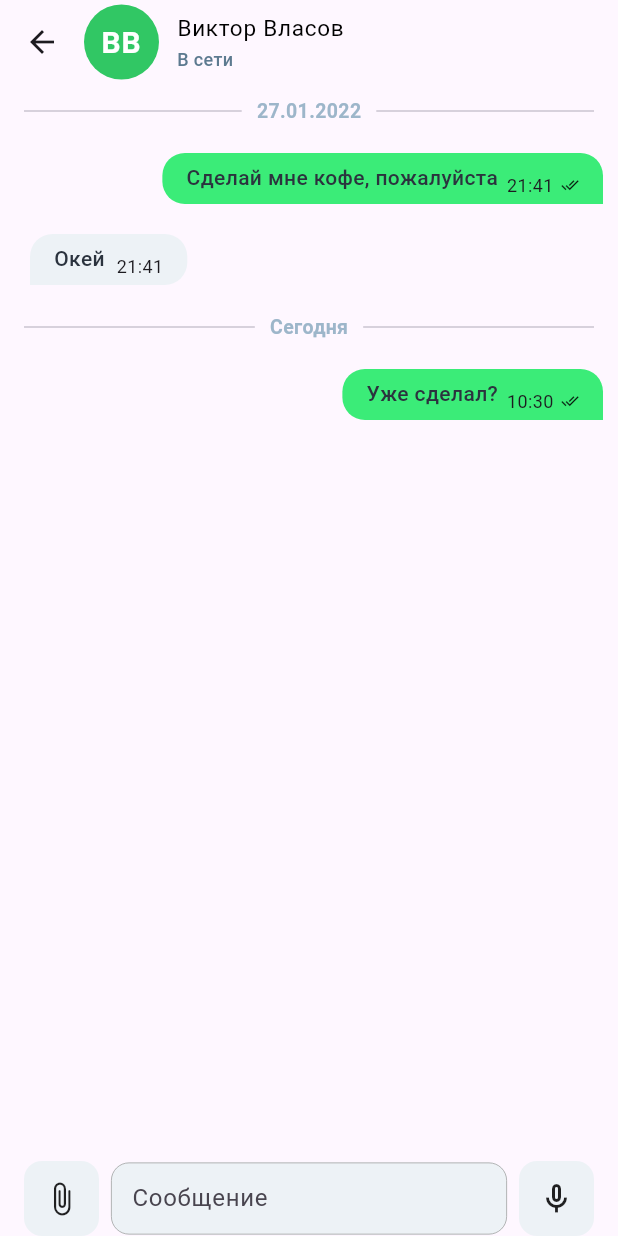
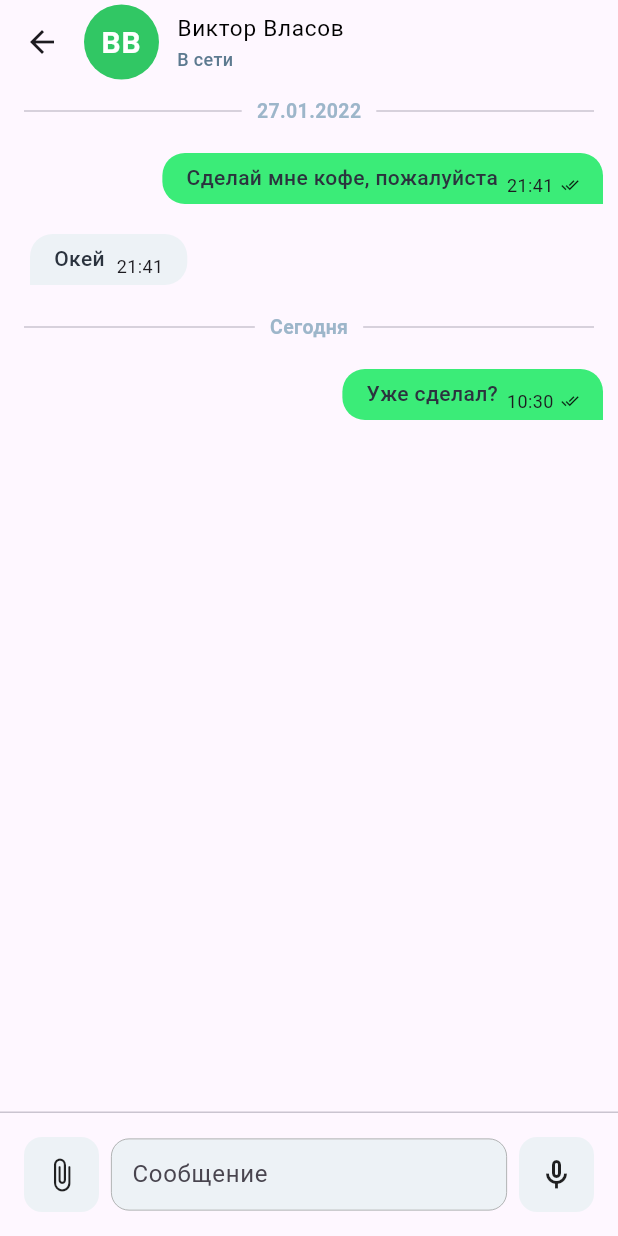
Before and after one commit to savagenur/messenger_ui, a Flutter app: the screen it shows after launch, after a tap on an icon or button, on a phone screen of 412 x 824 dp. Run offline on Flutter 3.47's test engine with Material 3 defaults, Android fonts, the phone set to English and light mode, and no system bars; drawn by our look-alikes of grouped_list; our stand-ins replace bloc, equatable, flutter_bloc.

Commit message:
divider and padding applied to bottom field

```diff
--- a/lib/features/chat/presentation/pages/chat_page.dart
+++ b/lib/features/chat/presentation/pages/chat_page.dart
@@ -1,4 +1,5 @@
 import 'package:flutter/material.dart';
+import 'package:messenger_ui/features/chat/design_dimens.dart';
 import 'package:messenger_ui/features/chat/domain/entities/chat_entity.dart';
 import 'package:messenger_ui/features/chat/presentation/pages/bottom_chat_field.dart';
 import 'package:messenger_ui/features/chat/presentation/pages/chat_list.dart';
@@ -27,9 +28,14 @@ class _ChatPageState extends State<ChatPage> {
       body: Column(
         children: [
           Expanded(
-                child: ChatList(),
-              ),
+            child: ChatList(),
+          ),
+          Divider(
+            height: 0,
+          ),
+          DesignDimens.largePadding.verticalBox,
           BottomChatField(),
+          DesignDimens.largePadding.verticalBox
         ],
       ),
     );
```
